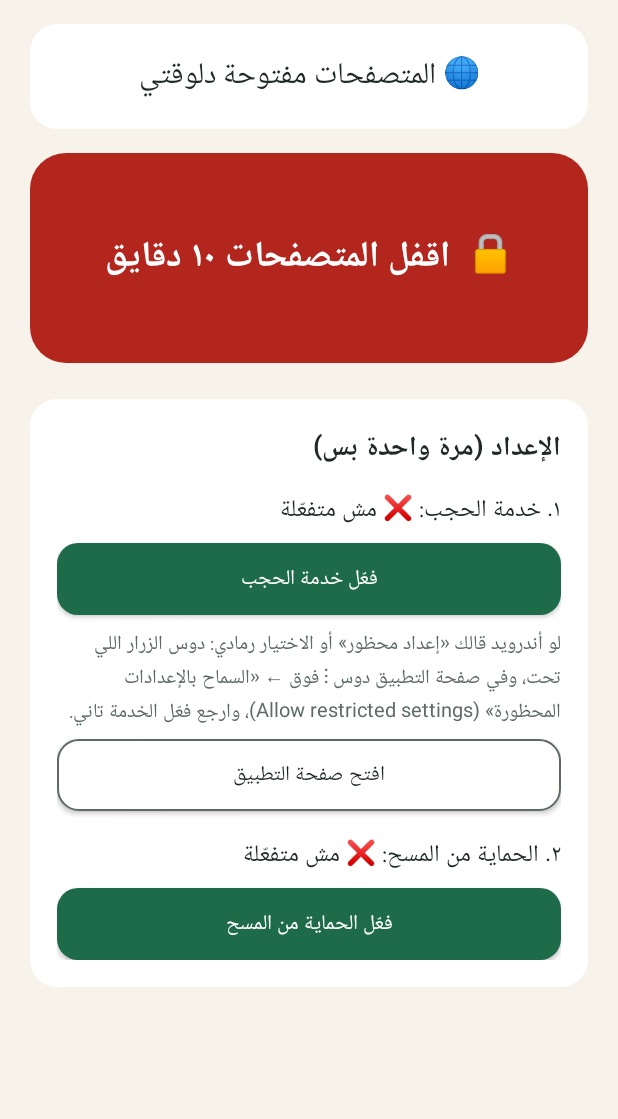
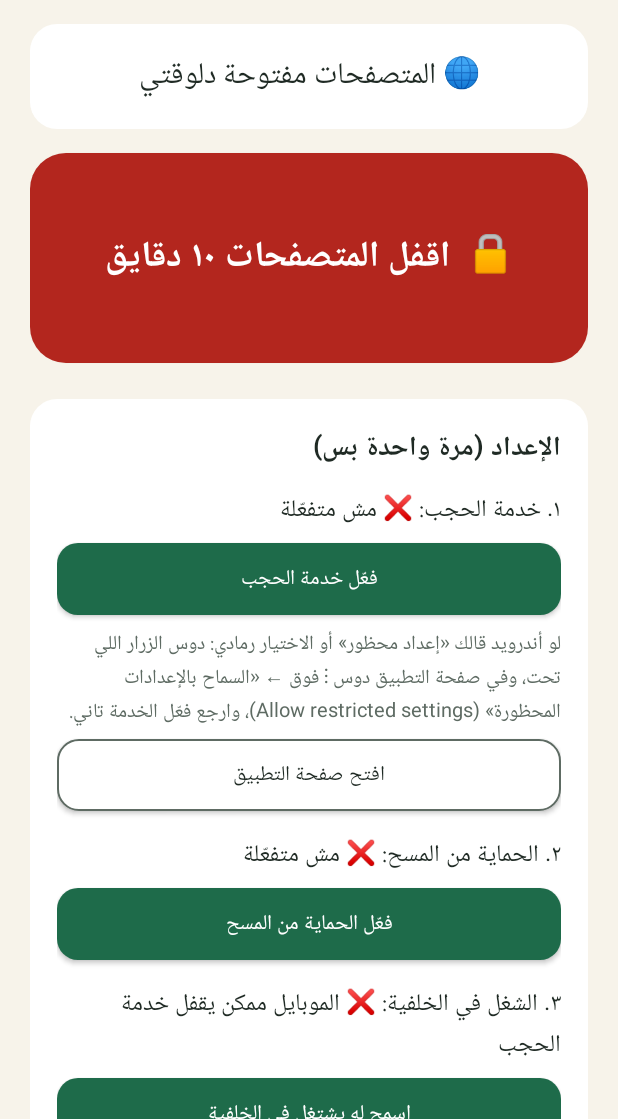
Before and after one commit to shehabeldeenosama2001-hash/Claude-100-, an Android app: the screen it shows after launch (MainActivity), on a phone screen of 412 x 824 dp, the part 117-1236 px from its top. Run offline under Robolectric (Android 15) with nearby library versions, the phone set to English and light mode, and no system bars.

Commit message:
Keep the blocking service running on phones that kill background apps
- Run the accessibility service in the foreground with a quiet notification
- New setup step to allow running in the background (battery optimization)
- Button that opens the phone maker's auto-start page (Realme/Oppo,
  Xiaomi, Vivo, Huawei, Samsung, Asus)
- Battery and auto-start screens stay usable while protection is on

Co-Authored-By: Claude Opus 5.5 <noreply@anthropic.com>
Claude-Session: https://claude.ai/code/session_019gKQKvzpfevaxRVmANCoep

```diff
--- a/app/build.gradle
+++ b/app/build.gradle
@@ -10,8 +10,8 @@ android {
         applicationId 'com.shehab.salliwarakez'
         minSdk 26
         targetSdk 35
-        versionCode 4
-        versionName '1.3'
+        versionCode 5
+        versionName '1.4'
     }
 
     // Fixed signing key committed to the repo so every build can be installed
--- /dev/null
+++ b/app/src/main/java/com/shehab/salliwarakez/KeepAlive.java
@@ -0,0 +1,102 @@
+package com.shehab.salliwarakez;
+
+import android.app.Activity;
+import android.app.Notification;
+import android.app.NotificationChannel;
+import android.app.NotificationManager;
+import android.app.PendingIntent;
+import android.app.Service;
+import android.content.ComponentName;
+import android.content.Context;
+import android.content.Intent;
+import android.content.pm.ServiceInfo;
+import android.net.Uri;
+import android.os.Build;
+import android.os.PowerManager;
+import android.provider.Settings;
+
+/**
+ * Phones like Realme / Oppo / Xiaomi / Vivo kill background apps when the screen
+ * locks, which also switches the accessibility service off. This keeps the
+ * service in the foreground and opens the battery / auto-start settings.
+ */
+final class KeepAlive {
+    private static final String CHANNEL = "keep_alive";
+    private static final int NOTIFICATION_ID = 1;
+
+    /** OEM auto-start / background managers, tried in order. */
+    private static final String[][] AUTOSTART_PAGES = {
+            {"com.coloros.safecenter", "com.coloros.safecenter.permission.startup.StartupAppListActivity"},
+            {"com.coloros.safecenter", "com.coloros.safecenter.startupapp.StartupAppListActivity"},
+            {"com.oplus.safecenter", "com.oplus.safecenter.permission.startup.StartupAppListActivity"},
+            {"com.oppo.safe", "com.oppo.safe.permission.startup.StartupAppListActivity"},
+            {"com.miui.securitycenter", "com.miui.permcenter.autostart.AutoStartManagementActivity"},
+            {"com.vivo.permissionmanager", "com.vivo.permissionmanager.activity.BgStartUpManagerActivity"},
+            {"com.iqoo.secure", "com.iqoo.secure.ui.phoneoptimize.BgStartUpManager"},
+            {"com.huawei.systemmanager", "com.huawei.systemmanager.startupmgr.ui.StartupNormalAppListActivity"},
+            {"com.samsung.android.lool", "com.samsung.android.sm.ui.battery.BatteryActivity"},
+            {"com.asus.mobilemanager", "com.asus.mobilemanager.autostart.AutoStartActivity"},
+    };
+
+    private KeepAlive() {}
+
+    /** Shows a quiet permanent notification so the system doesn't kill the service. */
+    static void startForeground(Service service) {
+        try {
+            NotificationManager nm = service.getSystemService(NotificationManager.class);
+            if (nm != null && nm.getNotificationChannel(CHANNEL) == null) {
+                NotificationChannel ch = new NotificationChannel(CHANNEL, "تشغيل صلي وركز",
+                        NotificationManager.IMPORTANCE_MIN);
+                ch.setShowBadge(false);
+                nm.createNotificationChannel(ch);
+            }
+            PendingIntent open = PendingIntent.getActivity(service, 0,
+                    new Intent(service, MainActivity.class), PendingIntent.FLAG_IMMUTABLE);
+            Notification n = new Notification.Builder(service, CHANNEL)
+                    .setSmallIcon(android.R.drawable.ic_lock_lock)
+                    .setContentTitle("صلي وركز شغّال 🤍")
+                    .setContentText("المتصفحات وفيسبوك وانستا وتيك توك محميين")
+                    .setContentIntent(open)
+                    .setOngoing(true)
+                    .build();
+            if (Build.VERSION.SDK_INT >= 34) {
+                service.startForeground(NOTIFICATION_ID, n, ServiceInfo.FOREGROUND_SERVICE_TYPE_SPECIAL_USE);
+            } else {
+                service.startForeground(NOTIFICATION_ID, n);
+            }
+        } catch (RuntimeException e) {
+            // Never let this crash the service: a crashing accessibility service gets disabled.
+        }
+    }
+
+    static boolean isBatteryUnrestricted(Context c) {
+        PowerManager pm = c.getSystemService(PowerManager.class);
+        return pm != null && pm.isIgnoringBatteryOptimizations(c.getPackageName());
+    }
+
+    static void requestBatteryUnrestricted(Activity a) {
+        Intent i = new Intent(Settings.ACTION_REQUEST_IGNORE_BATTERY_OPTIMIZATIONS,
+                Uri.parse("package:" + a.getPackageName()));
+        if (!tryStart(a, i)) {
+            tryStart(a, new Intent(Settings.ACTION_IGNORE_BATTERY_OPTIMIZATION_SETTINGS));
+        }
+    }
+
+    /** Opens the phone maker's auto-start page if there is one. */
+    static void openAutoStart(Activity a) {
+        for (String[] page : AUTOSTART_PAGES) {
+            Intent i = new Intent().setComponent(new ComponentName(page[0], page[1]));
+            if (tryStart(a, i)) return;
+        }
+        tryStart(a, new Intent(Settings.ACTION_IGNORE_BATTERY_OPTIMIZATION_SETTINGS));
+    }
+
+    private static boolean tryStart(Activity a, Intent i) {
+        try {
+            a.startActivity(i);
+            return true;
+        } catch (RuntimeException e) {
+            return false;
+        }
+    }
+}
--- a/app/src/main/java/com/shehab/salliwarakez/MainActivity.java
+++ b/app/src/main/java/com/shehab/salliwarakez/MainActivity.java
@@ -17,8 +17,8 @@ import android.widget.Toast;
 public class MainActivity extends Activity {
 
     private final Handler handler = new Handler(Looper.getMainLooper());
-    private TextView lockStatus, statusA11y, statusAdmin, restrictedHint;
-    private Button btnLock, btnA11y, btnAdmin, btnRestricted, btnUninstall;
+    private TextView lockStatus, statusA11y, statusAdmin, statusBattery, restrictedHint;
+    private Button btnLock, btnA11y, btnAdmin, btnBattery, btnRestricted, btnUninstall;
     private View setupCard;
 
     private final Runnable tick = new Runnable() {
@@ -36,6 +36,8 @@ public class MainActivity extends Activity {
         lockStatus = findViewById(R.id.lockStatus);
         statusA11y = findViewById(R.id.statusA11y);
         statusAdmin = findViewById(R.id.statusAdmin);
+        statusBattery = findViewById(R.id.statusBattery);
+        btnBattery = findViewById(R.id.btnBattery);
         restrictedHint = findViewById(R.id.restrictedHint);
         btnLock = findViewById(R.id.btnLock);
         btnA11y = findViewById(R.id.btnA11y);
@@ -76,6 +78,15 @@ public class MainActivity extends Activity {
         });
 
         btnUninstall.setOnClickListener(v -> startActivity(new Intent(this, UnlockActivity.class)));
+        btnBattery.setOnClickListener(v -> KeepAlive.requestBatteryUnrestricted(this));
+        findViewById(R.id.btnAutoStart).setOnClickListener(v -> KeepAlive.openAutoStart(this));
+
+        // Lets the "صلي وركز شغّال" notification show, which keeps the service alive.
+        if (Build.VERSION.SDK_INT >= 33
+                && checkSelfPermission(android.Manifest.permission.POST_NOTIFICATIONS)
+                        != android.content.pm.PackageManager.PERMISSION_GRANTED) {
+            requestPermissions(new String[]{android.Manifest.permission.POST_NOTIFICATIONS}, 1);
+        }
     }
 
     @Override
@@ -126,7 +137,13 @@ public class MainActivity extends Activity {
             btnAdmin.setVisibility(View.VISIBLE);
         }
 
-        setupCard.setVisibility(a11y && armed ? View.GONE : View.VISIBLE);
+        boolean battery = KeepAlive.isBatteryUnrestricted(this);
+        statusBattery.setText(battery
+                ? "٣. الشغل في الخلفية: ✅ مسموح"
+                : "٣. الشغل في الخلفية: ❌ الموبايل ممكن يقفل خدمة الحجب");
+        btnBattery.setVisibility(battery ? View.GONE : View.VISIBLE);
+
+        setupCard.setVisibility(a11y && armed && battery ? View.GONE : View.VISIBLE);
         btnUninstall.setVisibility(armed ? View.VISIBLE : View.GONE);
     }
 }
--- a/app/src/main/res/layout/activity_main.xml
+++ b/app/src/main/res/layout/activity_main.xml
@@ -110,7 +110,41 @@
                 android:background="@drawable/btn_green"
                 android:text="فعّل الحماية من المسح"
                 android:textColor="#FFFFFFFF" />
+
+            <TextView
+                android:id="@+id/statusBattery"
+                android:layout_width="match_parent"
+                android:layout_height="wrap_content"
+                android:layout_marginTop="16dp"
+                android:textColor="@color/ink"
+                android:textSize="16sp" />
+
+            <Button
+                android:id="@+id/btnBattery"
+                android:layout_width="match_parent"
+                android:layout_height="wrap_content"
+                android:layout_marginTop="8dp"
+                android:background="@drawable/btn_green"
+                android:text="اسمح له يشتغل في الخلفية"
+                android:textColor="#FFFFFFFF" />
         </LinearLayout>
+
+        <TextView
+            android:layout_width="match_parent"
+            android:layout_height="wrap_content"
+            android:layout_marginTop="20dp"
+            android:text="لو خدمة الحجب بتقفل لوحدها: فعّل «التشغيل التلقائي» للأبلكيشن، وفي «آخر التطبيقات» اسحب «صلي وركز» لتحت أو دوس على القفل 🔒 علشان الموبايل مايقفلهوش."
+            android:textColor="@color/muted"
+            android:textSize="13sp" />
+
+        <Button
+            android:id="@+id/btnAutoStart"
+            android:layout_width="match_parent"
+            android:layout_height="wrap_content"
+            android:layout_marginTop="8dp"
+            android:background="@drawable/btn_outline"
+            android:text="افتح «التشغيل التلقائي»"
+            android:textColor="@color/ink" />
 
         <Button
             android:id="@+id/btnUninstall"
```
Also changed, not shown: app/src/main/AndroidManifest.xml (+10 -0 lines), app/src/main/java/com/shehab/salliwarakez/BlockerService.java (+20 -0 lines).
